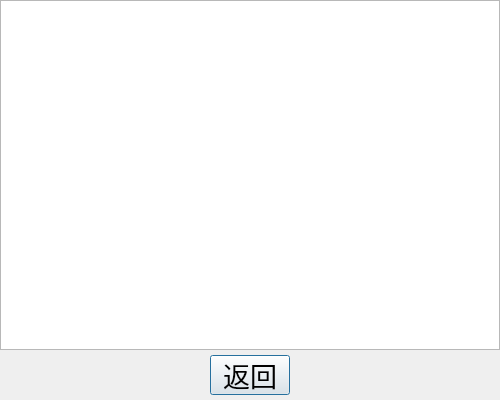
First picture: the form in messagedialog.ui, repository hjwforever/LinkGame, before the edit.
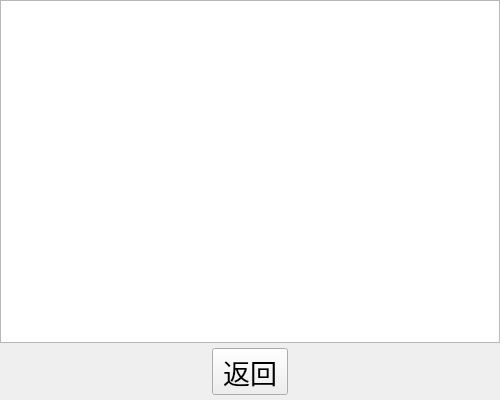
Second picture: the form after the edit.

```diff
--- a/messagedialog.ui
+++ b/messagedialog.ui
@@ -64,17 +64,17 @@
       </spacer>
      </item>
      <item>
-      <widget class="QPushButton" name="returnPushButton">
+      <widget class="QToolButton" name="returnPushButton">
        <property name="minimumSize">
         <size>
-         <width>80</width>
-         <height>40</height>
+         <width>0</width>
+         <height>0</height>
         </size>
        </property>
        <property name="maximumSize">
         <size>
-         <width>80</width>
-         <height>40</height>
+         <width>1000</width>
+         <height>1000</height>
         </size>
        </property>
        <property name="font">
```
